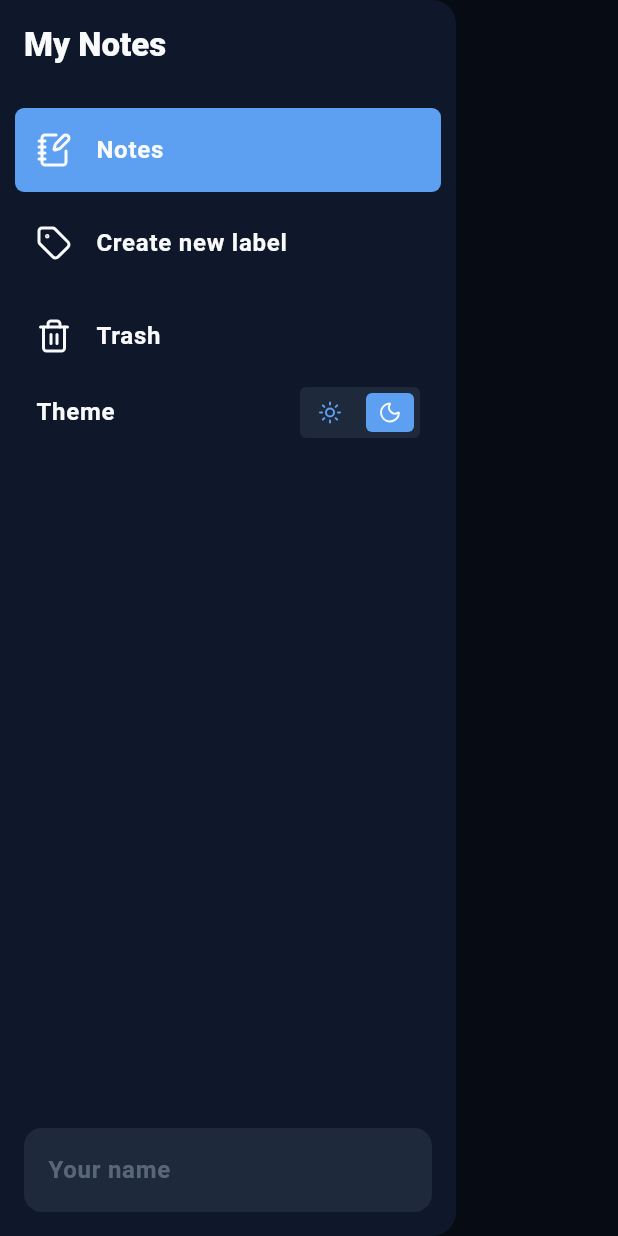
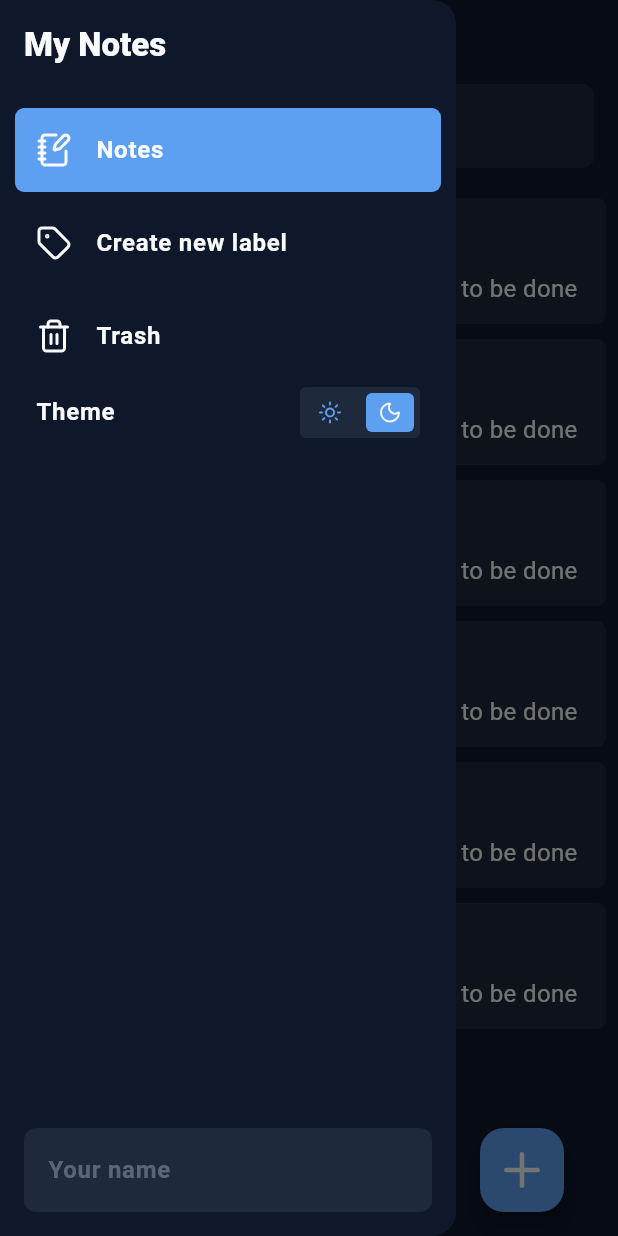
Before and after one commit to omartarek003/my_notes, a Flutter app: the screen it shows after launch, after a tap on an icon or button, on a phone screen of 412 x 824 dp. Run offline on Flutter 3.47's test engine with Material 3 defaults, Android fonts, the phone set to English and light mode, and no system bars; our stand-ins replace flutter_riverpod, google_fonts, lucide_icons_flutter, shared_preferences; accounts and stored records are empty.

Commit message:
feat: add notes screen UI

```diff
--- a/lib/core/theme/text_theme.dart
+++ b/lib/core/theme/text_theme.dart
@@ -12,13 +12,13 @@ TextTheme lightTextTheme = GoogleFonts.interTextTheme().copyWith(
   ),
   // Titles
   titleLarge: const TextStyle(
-    fontSize: 18,
+    fontSize: 20,
     fontWeight: FontWeight.w800,
     color: AppColors.lightTextPrimary,
   ),
 
   titleMedium: const TextStyle(
-    fontSize: 16,
+    fontSize: 18,
     fontWeight: FontWeight.w700,
     color: AppColors.lightTextPrimary,
   ),
@@ -31,13 +31,18 @@ TextTheme lightTextTheme = GoogleFonts.interTextTheme().copyWith(
   ),
 
   bodyMedium: const TextStyle(
+    fontSize: 16,
+    fontWeight: FontWeight.w400,
+    color: AppColors.lightTextPrimary,
+  ),
+  bodySmall: const TextStyle(
     fontSize: 14,
     fontWeight: FontWeight.w500,
     color: AppColors.lightTextPrimary,
   ),
 
   // Small text
-  bodySmall: const TextStyle(
+  labelMedium: const TextStyle(
     fontSize: 12,
     fontWeight: FontWeight.w400,
     color: AppColors.lightTextPrimary,
@@ -54,7 +59,6 @@ TextTheme darkTextTheme =
     GoogleFonts.interTextTheme(
       ThemeData.dark().textTheme,
     ).copyWith(
-
       headlineLarge: const TextStyle(
         fontSize: 22,
         fontWeight: FontWeight.w800,
@@ -62,14 +66,13 @@ TextTheme darkTextTheme =
       ),
 
       titleLarge: const TextStyle(
+        fontSize: 20,
+        fontWeight: FontWeight.w800,
+        color: AppColors.darkTextPrimary,
+      ),
+      titleMedium: const TextStyle(
         fontSize: 18,
         fontWeight: FontWeight.w700,
-        color: AppColors.darkTextPrimary,
-      ),
-
-      titleMedium: const TextStyle(
-        fontSize: 16,
-        fontWeight: FontWeight.w500,
         color: AppColors.darkTextPrimary,
       ),
 
@@ -78,14 +81,19 @@ TextTheme darkTextTheme =
         fontWeight: FontWeight.w600,
         color: AppColors.darkTextPrimary,
       ),
+      bodyMedium: const TextStyle(
+        fontSize: 16,
+        fontWeight: FontWeight.w400,
+        color: AppColors.darkTextPrimary,
+      ),
 
-      bodyMedium: const TextStyle(
+      bodySmall: const TextStyle(
         fontSize: 14,
         fontWeight: FontWeight.w500,
         color: AppColors.darkTextPrimary,
       ),
 
-      bodySmall: const TextStyle(
+      labelMedium: const TextStyle(
         fontSize: 12,
         fontWeight: FontWeight.w400,
         color: AppColors.darkTextPrimary,
--- a/lib/features/todo/data/repositories/user_repository_impl.dart
+++ b/lib/features/notes_and_todos/data/repositories/user_repository_impl.dart
@@ -1,5 +1,5 @@
-import 'package:notes_and_todos/features/todo/data/datasources/user_local_datasource.dart';
-import 'package:notes_and_todos/features/todo/domain/repositories/user_repository.dart';
+import '../../domain/repositories/user_repository.dart';
+import '../datasources/user_local_datasource.dart';
 
 class UserRepositoryImpl implements UserRepository {
   final UserLocalDataSource localDataSource;
--- a/lib/features/todo/domain/usecases/get_user_name.dart
+++ b/lib/features/notes_and_todos/domain/usecases/get_user_name.dart
@@ -1,4 +1,5 @@
-import 'package:notes_and_todos/features/todo/domain/repositories/user_repository.dart';
+
+import '../repositories/user_repository.dart';
 
 class GetUserName {
   final UserRepository repo;
--- a/lib/features/todo/domain/usecases/set_user_name.dart
+++ b/lib/features/notes_and_todos/domain/usecases/set_user_name.dart
@@ -1,4 +1,4 @@
-import 'package:notes_and_todos/features/todo/domain/repositories/user_repository.dart';
+import '../repositories/user_repository.dart';
 
 class SetUserName {
   final UserRepository repo;
--- /dev/null
+++ b/lib/features/notes_and_todos/presentation/screens/notes_screen.dart
@@ -0,0 +1,114 @@
+import 'package:flutter/material.dart';
+import 'package:lucide_icons_flutter/lucide_icons.dart';
+import 'package:notes_and_todos/features/notes_and_todos/presentation/widgets/note_card.dart';
+import '../../data/datasources/user_local_datasource.dart';
+import '../../data/repositories/user_repository_impl.dart';
+import '../../domain/usecases/get_user_name.dart';
+import '../../domain/usecases/set_user_name.dart';
+import '../widgets/app_drawer.dart';
+
+class NotesScreen extends StatefulWidget {
+  const NotesScreen({super.key});
+
+  @override
+  State<NotesScreen> createState() => _NotesScreenState();
+}
+
+class _NotesScreenState extends State<NotesScreen> {
+  String userName = "";
+  late GetUserName getUserName;
+  late SetUserName setUserName;
+
+  @override
+  void initState() {
+    super.initState();
+    final repo = UserRepositoryImpl(UserLocalDataSource());
+    getUserName = GetUserName(repo);
+    setUserName = SetUserName(repo);
+    _loadUserName();
+  }
+
+  void _loadUserName() async {
+    final name = await getUserName();
+    setState(() {
+      userName = name;
+    });
+  }
+
+  void setUserNameHandler(String newName) async {
+    setState(() {
+      userName = newName;
+    });
+    await setUserName(newName);
+  }
+
+  @override
+  Widget build(BuildContext context) {
+    return Scaffold(
+      appBar: AppBar(
+        centerTitle: false,
+        titleSpacing: 0,
+        elevation: 0,
+        backgroundColor: Colors.transparent,
+        leading: Builder(
+          builder: (context) => IconButton(
+            onPressed: () {
+              Scaffold.of(context).openDrawer();
+            },
+            icon: Icon(LucideIcons.menu),
+          ),
+        ),
+        title: Row(
+          children: [
+            Text(
+              "Hi, ",
+              style: Theme.of(context).textTheme.bodyLarge?.copyWith(
+                color: Theme.of(context).colorScheme.secondary,
+              ),
+            ),
+            Text(userName, style: Theme.of(context).textTheme.bodyLarge),
+          ],
+        ),
+      ),
+      drawer: AppDrawer(onNameChanged: setUserNameHandler, userName: userName),
+      body: SingleChildScrollView(
+        child: Column(
+          children: [
+            Padding(
+              padding: const EdgeInsets.symmetric(horizontal: 16),
+              child: TextField(
+                decoration: InputDecoration(
+                  hintText: 'Search your note',
+                  floatingLabelBehavior: FloatingLabelBehavior.never,
+                  hintStyle: TextStyle(
+                    color: Theme.of(context).colorScheme.secondary.withValues(alpha: 0.5),
+                  ),
+                  filled: true,
+                  fillColor: Theme.of(context).cardColor,
+                  border: OutlineInputBorder(
+                    borderSide: BorderSide.none,
+                    borderRadius: BorderRadius.circular(8),
+                  ),
+                ),
+              ),
+            ),
+            NoteCard(),
+          ],
+        ),
+      ),
+
+      floatingActionButton: Padding(
+        padding: const EdgeInsets.only(right: 20),
+        child: FloatingActionButton(
+          onPressed: () {},
+          backgroundColor: Theme.of(context).primaryColor,
+          child: Icon(
+            LucideIcons.plus500,
+            size: 36,
+            color: Theme.of(context).textTheme.bodyLarge?.color,
+          ),
+        ),
+      ),
+    );
+  }
+}
--- a/lib/features/todo/presentation/widgets/app_drawer.dart
+++ b/lib/features/notes_and_todos/presentation/widgets/app_drawer.dart
@@ -1,6 +1,6 @@
 import 'package:flutter/material.dart';
 import 'package:lucide_icons_flutter/lucide_icons.dart';
-import 'package:notes_and_todos/features/todo/presentation/widgets/theme_toggle.dart';
+import 'package:notes_and_todos/features/notes_and_todos/presentation/widgets/theme_toggle.dart';
 import '../enums/drawer_item_enum.dart';
 import 'drawer_item_tile.dart';
 
@@ -107,7 +107,7 @@ class _AppDrawerState extends State<AppDrawer> {
                   fillColor: Theme.of(context).cardColor,
                   border: OutlineInputBorder(
                     borderSide: BorderSide.none,
-                    borderRadius: BorderRadius.circular(12),
+                    borderRadius: BorderRadius.circular(8),
                   ),
                 ),
               ),
--- /dev/null
+++ b/lib/features/notes_and_todos/presentation/widgets/note_card.dart
@@ -0,0 +1,49 @@
+import 'package:flutter/material.dart';
+import 'package:flutter_staggered_grid_view/flutter_staggered_grid_view.dart';
+
+class NoteCard extends StatelessWidget {
+  const NoteCard({super.key});
+
+  @override
+  Widget build(BuildContext context) {
+    return MasonryGridView.count(
+      padding: EdgeInsets.symmetric(horizontal: 4, vertical: 16),
+      shrinkWrap: true,
+      physics: NeverScrollableScrollPhysics(),
+      mainAxisSpacing: 2,
+      crossAxisCount: 2,
+      itemCount: 12,
+      itemBuilder: (context, index) {
+        return Card(
+          elevation: 0,
+          color: Theme
+              .of(context)
+              .cardColor,
+          shape: RoundedRectangleBorder(borderRadius: BorderRadius.circular(6)),
+          child: Padding(
+            padding: const EdgeInsets.symmetric(horizontal: 10.0, vertical: 12),
+            child: Column(
+              crossAxisAlignment: CrossAxisAlignment.start,
+              children: [
+                Text(
+                  "Tasks",
+                  style: Theme
+                      .of(context)
+                      .textTheme
+                      .titleMedium,
+                ),
+                SizedBox(height: 10),
+                Text(
+                  "Tasks need to be done",
+                  style: Theme
+                      .of(context)
+                      .textTheme
+                      .bodyMedium,
+                ),
+              ],
+            ),
+          ),
+        );
+      },
+    );
+}}
--- a/lib/features/todo/presentation/screens/home_screen.dart
+++ /dev/null
@@ -1,75 +0,0 @@
-import 'package:flutter/material.dart';
-import 'package:lucide_icons_flutter/lucide_icons.dart';
-import 'package:notes_and_todos/features/todo/data/datasources/user_local_datasource.dart';
-import 'package:notes_and_todos/features/todo/data/repositories/user_repository_impl.dart';
-import 'package:notes_and_todos/features/todo/domain/usecases/get_user_name.dart';
-import 'package:notes_and_todos/features/todo/domain/usecases/set_user_name.dart';
-import '../widgets/app_drawer.dart';
-
-class HomeScreen extends StatefulWidget {
-  const HomeScreen({super.key});
-
-  @override
-  State<HomeScreen> createState() => _HomeScreenState();
-}
-
-class _HomeScreenState extends State<HomeScreen> {
-  String userName = "";
-  late GetUserName getUserName;
-  late SetUserName setUserName;
-
-  @override
-  void initState() {
-    super.initState();
-    final repo = UserRepositoryImpl(UserLocalDataSource());
-    getUserName = GetUserName(repo);
-    setUserName = SetUserName(repo);
-    _loadUserName();
-  }
-
-  void _loadUserName() async {
-    final name = await getUserName();
-    setState(() {
-      userName = name;
-    });
-  }
-
-  void setUserNameHandler(String newName) async {
-    setState(() {
-      userName = newName;
-    });
-    await setUserName(newName);
-  }
-
-  @override
-  Widget build(BuildContext context) {
-    return Scaffold(
-      appBar: AppBar(
-        centerTitle: false,
-        titleSpacing: 0,
-        elevation: 0,
-        backgroundColor: Colors.transparent,
-        leading: Builder(
-          builder: (context) => IconButton(
-            onPressed: () {
-              Scaffold.of(context).openDrawer();
-            },
-            icon: Icon(LucideIcons.menu),
-          ),
-        ),
-        title: Row(
-          children: [
-            Text(
-              "Hi, ",
-              style: Theme.of(context).textTheme.bodyLarge?.copyWith(
-                color: Theme.of(context).colorScheme.secondary,
-              ),
-            ),
-            Text(userName, style: Theme.of(context).textTheme.bodyLarge),
-          ],
-        ),
-      ),
-      drawer: AppDrawer(onNameChanged: setUserNameHandler, userName: userName),
-    );
-  }
-}
--- a/lib/main.dart
+++ b/lib/main.dart
@@ -1,9 +1,9 @@
 import 'package:flutter/material.dart';
 import 'package:flutter_riverpod/flutter_riverpod.dart';
-import 'package:notes_and_todos/features/todo/presentation/state_management/theme_notifier.dart';
 
 import 'core/theme/theme.dart';
-import 'features/todo/presentation/screens/home_screen.dart';
+import 'features/notes_and_todos/presentation/screens/notes_screen.dart';
+import 'features/notes_and_todos/presentation/state_management/theme_notifier.dart';
 
 void main() {
   runApp(const ProviderScope(child: MyApp()));
@@ -21,7 +21,7 @@ class MyApp extends ConsumerWidget {
       theme: lightTheme,
       darkTheme: darkTheme,
       themeMode: themeMode,
-      home: HomeScreen(),
+      home: NotesScreen(),
     );
   }
 }
--- a/pubspec.yaml
+++ b/pubspec.yaml
@@ -39,6 +39,7 @@ dependencies:
   shared_preferences: ^2.5.5
   google_fonts: ^8.0.2
   lucide_icons_flutter: ^3.1.11
+  flutter_staggered_grid_view: ^0.7.0
 
 dev_dependencies:
   flutter_test:
```
Also changed, not shown: lib/features/notes_and_todos/data/datasources/user_local_datasource.dart (renamed from lib/features/todo/data/datasources/user_local_datasource.dart), lib/features/notes_and_todos/domain/repositories/user_repository.dart (renamed from lib/features/todo/domain/repositories/user_repository.dart), lib/features/notes_and_todos/presentation/enums/drawer_item_enum.dart (renamed from lib/features/todo/presentation/enums/drawer_item_enum.dart), lib/features/notes_and_todos/presentation/state_management/theme_notifier.dart (renamed from lib/features/todo/presentation/state_management/theme_notifier.dart), lib/features/notes_and_todos/presentation/widgets/drawer_item_tile.dart (renamed from lib/features/todo/presentation/widgets/drawer_item_tile.dart), lib/features/notes_and_todos/presentation/widgets/theme_toggle.dart (renamed from lib/features/todo/presentation/widgets/theme_toggle.dart), pubspec.lock.
